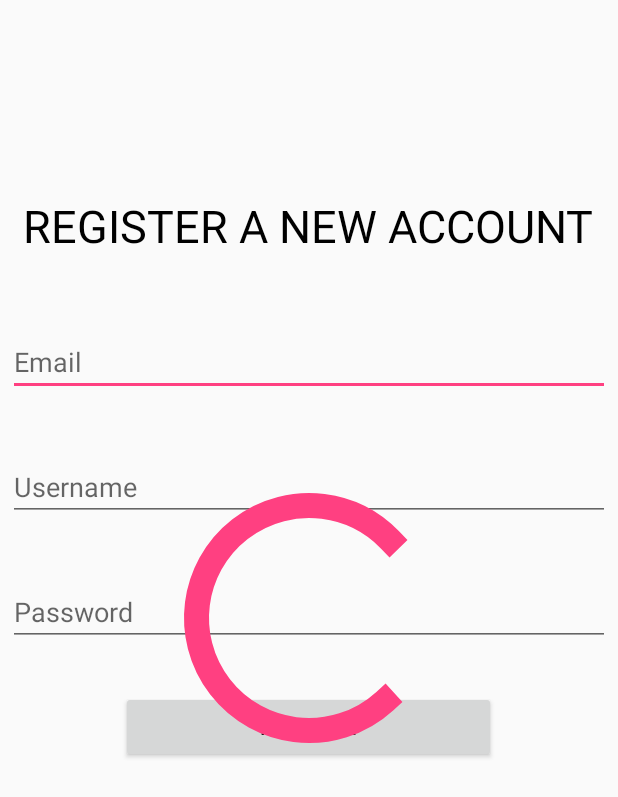
After one commit to VidurWadhwa/Customised-Bottom-Navigation, an Android app: the RegisterActivity screen opened directly, with no data from a screen before it, on a phone screen of 412 x 824 dp. The commit adds this screen. Shown: the top 797 px of the screen. Run offline under Robolectric (Android 15) with nearby library versions, the phone set to English and light mode, and no system bars.

Commit message:
Login And Register ready

```diff
--- a/app/src/main/AndroidManifest.xml
+++ b/app/src/main/AndroidManifest.xml
@@ -23,7 +23,8 @@
         <activity android:name=".Activities.NoticeActivity" />
         <activity android:name=".Activities.AcademicsActivity" />
         <activity android:name=".Activities.AccountSettingsActivity" />
-        <activity android:name=".Activities.LoginActivity"></activity>
+        <activity android:name=".Activities.LoginActivity" />
+        <activity android:name=".Activities.RegisterActivity"></activity>
     </application>
 
 </manifest>
--- a/app/src/main/java/vidur/codeclan/bridge/Activities/AwardsActivity.java
+++ b/app/src/main/java/vidur/codeclan/bridge/Activities/AwardsActivity.java
@@ -17,7 +17,7 @@ public class AwardsActivity extends AppCompatActivity {
     @Override
     protected void onCreate(Bundle savedInstanceState) {
         super.onCreate(savedInstanceState);
-        setContentView(R.layout.activity_main);
+        setContentView(R.layout.activity_awards);
         setUpNav();
         Log.d(TAG, "onCreate: Awards");
     }
--- /dev/null
+++ b/app/src/main/java/vidur/codeclan/bridge/Activities/RegisterActivity.java
@@ -0,0 +1,15 @@
+package vidur.codeclan.bridge.Activities;
+
+import android.support.v7.app.AppCompatActivity;
+import android.os.Bundle;
+
+import vidur.codeclan.bridge.R;
+
+public class RegisterActivity extends AppCompatActivity {
+
+    @Override
+    protected void onCreate(Bundle savedInstanceState) {
+        super.onCreate(savedInstanceState);
+        setContentView(R.layout.activity_register);
+    }
+}
--- /dev/null
+++ b/app/src/main/res/layout/activity_register.xml
@@ -0,0 +1,79 @@
+<?xml version="1.0" encoding="utf-8"?>
+<RelativeLayout xmlns:android="http://schemas.android.com/apk/res/android"
+    xmlns:app="http://schemas.android.com/apk/res-auto"
+    xmlns:tools="http://schemas.android.com/tools"
+    android:layout_width="match_parent"
+    android:layout_height="match_parent"
+    tools:context="vidur.codeclan.bridge.Activities.RegisterActivity">
+
+    <RelativeLayout
+        android:layout_width="match_parent"
+        android:layout_height="wrap_content"
+        android:layout_marginTop="100dp"
+        android:layout_marginLeft="5dp"
+        android:layout_marginRight="5dp"
+        android:id="@+id/relativeLayout">
+
+        <TextView
+            android:id="@+id/Head"
+            android:text="REGISTER A NEW ACCOUNT"
+            android:textSize="30dp"
+            android:padding="10dp"
+            android:textColor="@color/black"
+            android:layout_width="wrap_content"
+            android:layout_height="wrap_content"
+            android:layout_marginTop="20dp"
+            android:layout_centerHorizontal="true" />
+
+        <android.support.v7.widget.AppCompatEditText
+            android:layout_width="match_parent"
+            android:layout_height="wrap_content"
+            android:layout_below="@+id/Head"
+            android:id="@+id/register_email"
+            android:inputType="textEmailAddress"
+
+            android:layout_marginTop="38dp"
+            android:hint="Email"/>
+
+
+
+        <android.support.v7.widget.AppCompatEditText
+            android:layout_width="match_parent"
+            android:layout_height="wrap_content"
+            android:layout_marginTop="38dp"
+            android:hint="Username"
+            android:inputType="text"
+            android:id="@+id/register_name"
+            android:layout_below="@+id/register_email"
+            android:layout_alignParentStart="true" />
+
+        <android.support.v7.widget.AppCompatEditText
+            android:layout_width="match_parent"
+            android:layout_height="wrap_content"
+            android:layout_marginTop="38dp"
+            android:hint="Password"
+            android:inputType="textPassword"
+            android:id="@+id/register_password"
+            android:layout_below="@+id/register_name"
+            android:layout_alignParentStart="true" />
+
+        <android.support.v7.widget.AppCompatButton
+            android:layout_width="250dp"
+            android:layout_height="wrap_content"
+            android:layout_below="@+id/register_password"
+            android:layout_centerHorizontal="true"
+            android:text="Register"
+            android:id="@+id/bt_register"
+            android:layout_marginTop="30dp"
+            android:textAlignment="center"/>
+
+
+
+    </RelativeLayout>
+    <ProgressBar
+        android:layout_width="200dp"
+        android:layout_height="200dp"
+        android:layout_centerInParent="true"
+        android:id="@+id/register_progress"/>
+
+</RelativeLayout>
```
Also changed, not shown: app/src/main/java/vidur/codeclan/bridge/Activities/LoginActivity.java (+20 -0 lines), app/src/main/res/layout/activity_login.xml (+68 -2 lines), app/src/main/res/drawable-hdpi/if_instagram.png (added).
